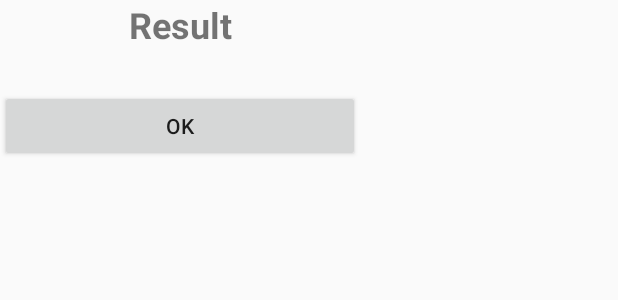
After one commit to Hlebushkek/AndroidDevKPI, an Android app: the layout popup_dialog.xml on its own in the app's theme, with its tools: preview values and no code run, on a phone screen of 412 x 824 dp. The commit adds this screen. Shown: the top 300 px of the screen. Run offline under Robolectric (Android 15) with nearby library versions, the phone set to English and light mode, and no system bars; network calls fail.

Commit message:
lab3: result to popup

```diff
--- /dev/null
+++ b/Lab1/app/src/main/res/layout/popup_dialog.xml
@@ -0,0 +1,41 @@
+<?xml version="1.0" encoding="utf-8"?>
+<androidx.constraintlayout.widget.ConstraintLayout xmlns:android="http://schemas.android.com/apk/res/android"
+    xmlns:app="http://schemas.android.com/apk/res-auto"
+    xmlns:tools="http://schemas.android.com/tools"
+    android:layout_width="wrap_content"
+    android:layout_height="wrap_content"
+    tools:context=".PopupDialogFragment">
+
+    <TextView
+        android:id="@+id/titleView"
+        android:layout_width="240dp"
+        android:layout_height="wrap_content"
+        android:text="Result"
+        android:textAlignment="center"
+        android:textSize="24sp"
+        android:textStyle="bold"
+        app:layout_constraintEnd_toEndOf="parent"
+        app:layout_constraintStart_toStartOf="parent"
+        app:layout_constraintTop_toTopOf="parent" />
+
+    <TextView
+        android:id="@+id/messageView"
+        android:layout_width="0dp"
+        android:layout_height="wrap_content"
+        android:textAlignment="center"
+        android:textColor="#000000"
+        android:textSize="20sp"
+        app:layout_constraintBottom_toTopOf="@+id/okPopupButton"
+        app:layout_constraintEnd_toEndOf="parent"
+        app:layout_constraintStart_toStartOf="parent"
+        app:layout_constraintTop_toBottomOf="@+id/titleView" />
+
+    <Button
+        android:id="@+id/okPopupButton"
+        android:layout_width="0dp"
+        android:layout_height="wrap_content"
+        android:text="@android:string/ok"
+        app:layout_constraintBottom_toBottomOf="parent"
+        app:layout_constraintEnd_toEndOf="parent"
+        app:layout_constraintStart_toStartOf="parent" />
+</androidx.constraintlayout.widget.ConstraintLayout>
```
Also changed, not shown: Lab1/app/src/main/java/com/example/lab1/MainFragment.kt (+17 -4 lines), Lab1/app/src/main/java/com/example/lab1/PopupDialogFragment.kt (added, +41 -0 lines).
